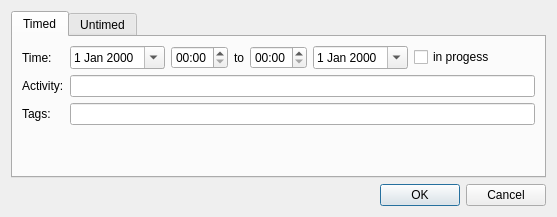
Qt form src/ui/activitydialog.ui (vubiostat/hourglass-qt) before a commit.
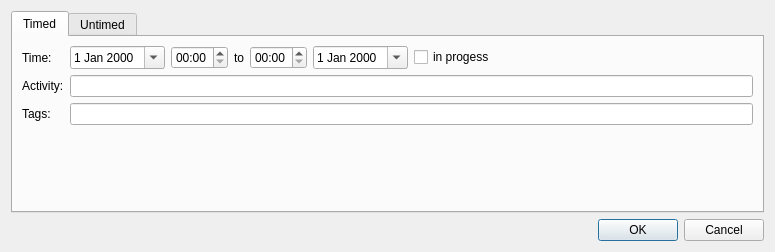
The same form after that commit. Custom widgets are drawn as their Qt base class.

Commit message: Change focus policies and tab order

```diff
--- a/src/ui/activitydialog.ui
+++ b/src/ui/activitydialog.ui
@@ -2,6 +2,14 @@
 <ui version="4.0">
  <class>ActivityDialog</class>
  <widget class="QDialog" name="ActivityDialog">
+  <property name="geometry">
+   <rect>
+    <x>0</x>
+    <y>0</y>
+    <width>775</width>
+    <height>252</height>
+   </rect>
+  </property>
   <property name="windowTitle">
    <string>Add earlier activity</string>
   </property>
```
Left out of the diff: 2 changed lines with no effect on the pictures. The commit also changes 1 other file.
